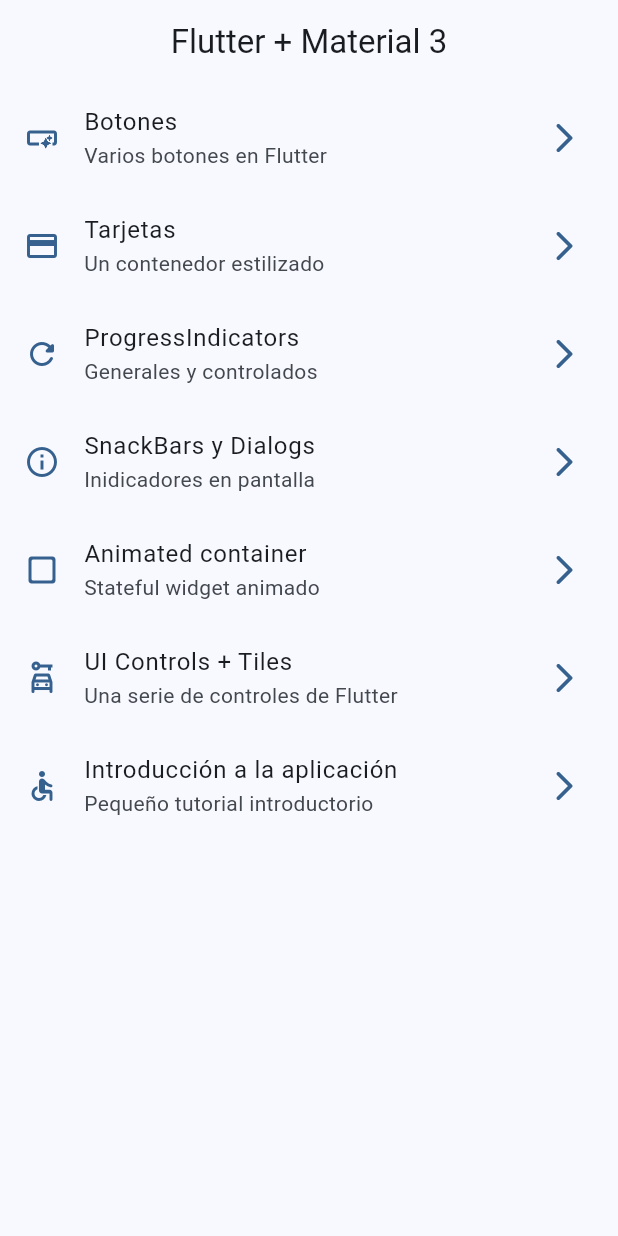
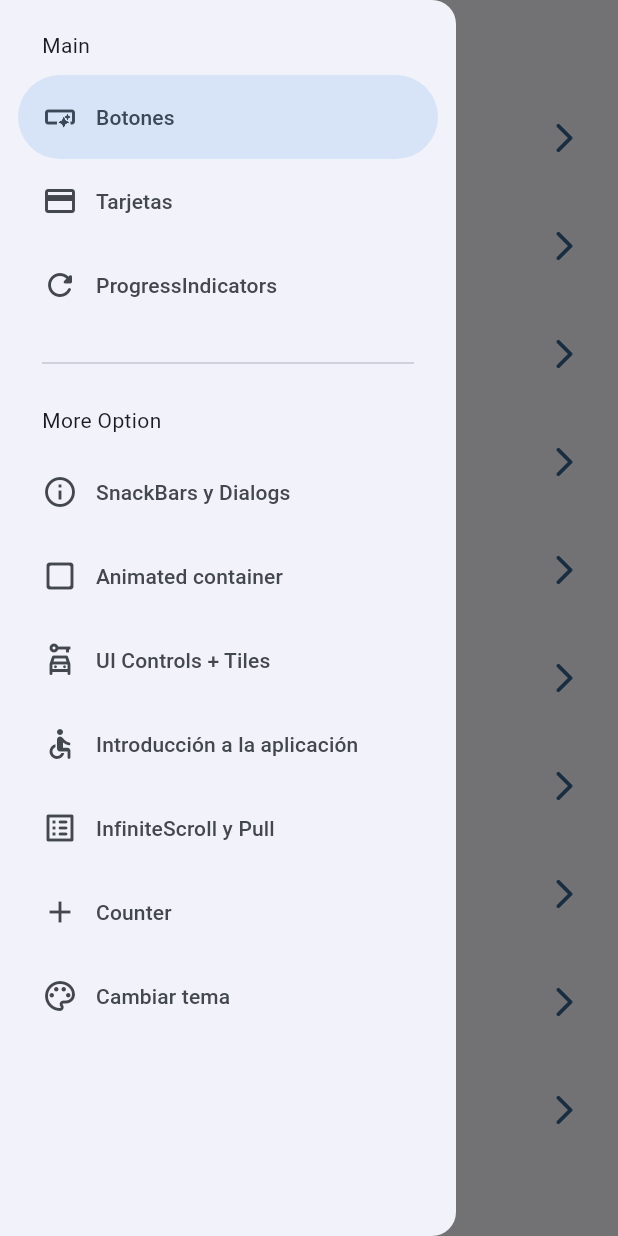
Before and after one commit to lcoronelcosta/widgets_app_flutter, a Flutter app: the screen it shows after launch, with the side drawer open (before the commit the screen has no drawer), on a phone screen of 412 x 824 dp. Run offline on Flutter 3.47's test engine with Material 3 defaults, Android fonts, the phone set to English and light mode, and no system bars; our stand-ins replace animate_do, flutter_riverpod, go_router.

Commit message:
Drawer menu, riverpod y antes de StateNotifier Riverpod

```diff
--- a/lib/config/menu/menu_item.dart
+++ b/lib/config/menu/menu_item.dart
@@ -57,6 +57,24 @@ class MenuItem {
       link: '/tutorial',
       icon: Icons.accessible_rounded
     ),
+    MenuItem(
+      title: 'InfiniteScroll y Pull',
+      subTitle: 'Listas infinitas y pull to refresh',
+      link: '/infinite',
+      icon: Icons.list_alt_rounded
+    ),
+    MenuItem(
+      title: 'Counter',
+      subTitle: 'Counter screen, riverpood',
+      link: '/counter',
+      icon: Icons.add
+    ),
+    MenuItem(
+      title: 'Cambiar tema',
+      subTitle: 'Cambiar tema de la plicacion',
+      link: '/theme-changer',
+      icon: Icons.color_lens_outlined
+    ),
   ];
 
 }
--- a/lib/config/router/app_router.dart
+++ b/lib/config/router/app_router.dart
@@ -1,4 +1,5 @@
 import 'package:go_router/go_router.dart';
+import 'package:widgets_app/presentation/screens/counter/counter_screen.dart';
 import 'package:widgets_app/presentation/screens/screens.dart';
 
 // GoRouter configuration
@@ -44,5 +45,20 @@ final appRouter = GoRouter(
       name: AppTutorialScreen.name,
       builder: (context, state) => const AppTutorialScreen(),
     ),
+    GoRoute(
+      path: '/infinite',
+      name: InfiniteScrollScreen.name,
+      builder: (context, state) => const InfiniteScrollScreen(),
+    ),
+    GoRoute(
+      path: '/counter',
+      name: CounterScreen.name,
+      builder: (context, state) => const CounterScreen(),
+    ),
+    GoRoute(
+      path: '/theme-changer',
+      name: ThemeChangerScreen.name,
+      builder: (context, state) => const ThemeChangerScreen(),
+    ),
   ],
 );
--- a/lib/config/theme/app_theme.dart
+++ b/lib/config/theme/app_theme.dart
@@ -12,13 +12,16 @@ const colorList = <Color>[
 class AppTheme {
 
   final int selectedColor;
+  final bool darkMode;
 
   AppTheme({
+    this.darkMode = false,
     this.selectedColor = 0
   }):assert( selectedColor >= 0, 'Selected color must be greated more than 0' );
 
   ThemeData getTheme() => ThemeData(
     useMaterial3: true,
+    brightness: darkMode ? Brightness.dark : Brightness.light,
     colorSchemeSeed: colorList[selectedColor],
     appBarTheme: const AppBarTheme(
       centerTitle: true,
--- a/lib/main.dart
+++ b/lib/main.dart
@@ -1,21 +1,31 @@
 import 'package:flutter/material.dart';
+import 'package:flutter_riverpod/flutter_riverpod.dart';
 import 'package:widgets_app/config/router/app_router.dart';
 import 'package:widgets_app/config/theme/app_theme.dart';
+import 'package:widgets_app/presentation/providers/theme_provider.dart';
 
 void main() {
-  runApp(const MainApp());
+  runApp(
+    const ProviderScope(
+      child: MainApp()
+    )
+  );
 }
 
-class MainApp extends StatelessWidget {
+class MainApp extends ConsumerWidget {
   const MainApp({super.key});
 
   @override
-  Widget build(BuildContext context) {
+  Widget build(BuildContext context, ref) {
+
+    final darkMode = ref.watch(themeProvider);
+    final selectedColor = ref.watch(selectedColorProvider);
+
     return MaterialApp.router(
       title: 'Flutter Widgets',
       routerConfig: appRouter,
       debugShowCheckedModeBanner: false,
-      theme: AppTheme(selectedColor: 0).getTheme(),
+      theme: AppTheme(selectedColor: selectedColor, darkMode: darkMode).getTheme(),
     );
   }
 }
--- /dev/null
+++ b/lib/presentation/providers/counter_provider.dart
@@ -0,0 +1,3 @@
+import 'package:flutter_riverpod/flutter_riverpod.dart';
+
+final counterProvider = StateProvider((ref) => 5);
--- /dev/null
+++ b/lib/presentation/providers/theme_provider.dart
@@ -0,0 +1,11 @@
+import 'package:flutter_riverpod/flutter_riverpod.dart';
+import 'package:widgets_app/config/theme/app_theme.dart';
+
+//Estado => isDarkModeProvider = boolean
+final themeProvider = StateProvider((ref) => false);
+
+//Lisado de colores inmutable
+final colorListProvider = Provider((ref) => colorList);
+
+//Index Color theme
+final selectedColorProvider = StateProvider((ref) => 0);
--- a/lib/presentation/screens/home/home_screen.dart
+++ b/lib/presentation/screens/home/home_screen.dart
@@ -1,6 +1,7 @@
 import 'package:flutter/material.dart';
 import 'package:go_router/go_router.dart';
 import 'package:widgets_app/config/menu/menu_item.dart';
+import 'package:widgets_app/presentation/widgets/side_menu.dart';
 
 class HomeScreen extends StatelessWidget {
 
@@ -10,11 +11,16 @@ class HomeScreen extends StatelessWidget {
 
   @override
   Widget build(BuildContext context) {
+
+    final scaffoldKey = GlobalKey<ScaffoldState>();
+
     return Scaffold(
+      key: scaffoldKey,
       appBar: AppBar(
         title: const Text('Flutter + Material 3'),
       ),
       body: const _HomeView(),
+      drawer: SideMenu(scaffoldKey: scaffoldKey),
     );
   }
 }
--- a/lib/presentation/screens/screens.dart
+++ b/lib/presentation/screens/screens.dart
@@ -1,4 +1,6 @@
 
+export 'package:widgets_app/presentation/screens/theme_changer/theme_changer_screen.dart';
+export 'package:widgets_app/presentation/screens/counter/counter_screen.dart';
 export 'package:widgets_app/presentation/screens/animated/animated_screen.dart';
 export 'package:widgets_app/presentation/screens/app_tutorial/app_tutorial_screen.dart';
 export 'package:widgets_app/presentation/screens/buttons/buttons_screen.dart';
--- /dev/null
+++ b/lib/presentation/widgets/side_menu.dart
@@ -0,0 +1,73 @@
+import 'package:flutter/material.dart';
+import 'package:go_router/go_router.dart';
+import 'package:widgets_app/config/menu/menu_item.dart';
+
+class SideMenu extends StatefulWidget {
+
+  final GlobalKey<ScaffoldState> scaffoldKey;
+  const SideMenu({super.key, required this.scaffoldKey});
+
+  @override
+  State<SideMenu> createState() => _SideMenuState();
+}
+
+class _SideMenuState extends State<SideMenu> {
+
+  int navDrawerIndex = 0;
+
+  @override
+  Widget build(BuildContext context) {
+
+    final hasNotch = MediaQuery.of(context).viewPadding.top > 35;
+
+
+    return NavigationDrawer(
+      selectedIndex: navDrawerIndex,
+      onDestinationSelected: (value) {
+        setState(() {
+          navDrawerIndex = value;
+        });
+        final menuItem = MenuItem.appMenuItems[value];
+        widget.scaffoldKey.currentState?.closeDrawer();
+        context.push(menuItem.link);
+      },
+      children: [
+        Padding(
+          padding: EdgeInsets.fromLTRB(28, hasNotch ? 10 : 20, 16, 10),
+          child: const Text('Main'),
+        ),
+
+        ...MenuItem.appMenuItems
+          .sublist(0,3)
+          .map(
+          (menu) => NavigationDrawerDestination(
+            icon: Icon(menu.icon),
+            label: Text(menu.title),
+          ),
+        ),
+
+        const Padding(
+          padding: EdgeInsets.fromLTRB(28, 16, 28, 10),
+          child: Divider(),
+        ),
+
+        const Padding(
+          padding: EdgeInsets.fromLTRB(28, 10, 16, 10),
+          child: const Text('More Option'),
+        ),
+
+        ...MenuItem.appMenuItems
+          .sublist(3)
+          .map(
+          (menu) => NavigationDrawerDestination(
+            icon: Icon(menu.icon),
+            label: Text(menu.title),
+
+          ),
+        ),
+
+
+      ]
+    );
+  }
+}
--- a/pubspec.yaml
+++ b/pubspec.yaml
@@ -10,6 +10,7 @@ dependencies:
   animate_do: ^3.3.4
   flutter:
     sdk: flutter
+  flutter_riverpod: ^2.5.1
   go_router: ^13.2.4
 
 dev_dependencies:
```
Also changed, not shown: lib/presentation/screens/counter/counter_screen.dart (added, +47 -0 lines), lib/presentation/screens/infinite_scroll/infinite_scroll_screen.dart (+38 -2 lines), lib/presentation/screens/theme_changer/theme_changer_screen.dart (added, +63 -0 lines), pubspec.lock.
